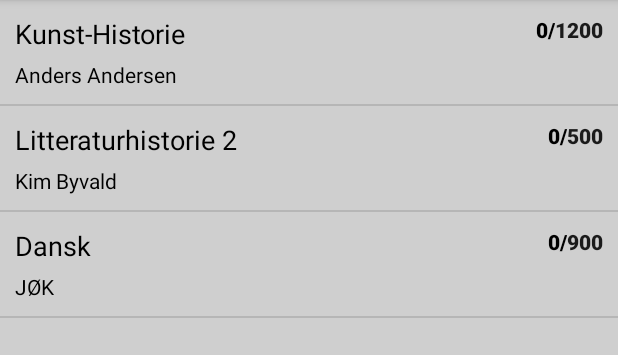
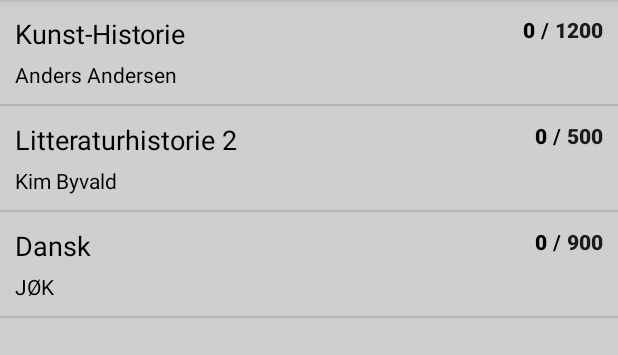
Before and after one commit to TheWombat13/PensumFirebaseFinal, an Android app: the Pensum_Fragment screen opened directly, with no data from a screen before it, on a phone screen of 412 x 824 dp, the part 84-439 px from its top. Run offline under Robolectric (Android 15) with nearby library versions, the light colour scheme and no system bars.

Commit message:
Code clean up, DataObject changes, class seperation etc.

```diff
--- a/app/src/main/java/com/example/jonathanlarsen/pensumfirebase/Adapter/PensumList_Adapter.java
+++ b/app/src/main/java/com/example/jonathanlarsen/pensumfirebase/Adapter/PensumList_Adapter.java
@@ -20,18 +20,16 @@ public class PensumList_Adapter extends RecyclerView.Adapter {
     @NonNull
     @Override
     public RecyclerView.ViewHolder onCreateViewHolder(@NonNull ViewGroup parent, int viewType) {
-
-
         View view = LayoutInflater.from(parent.getContext()).inflate(R.layout.pensumlist_item, parent, false);
         vh = new PensumListElementViewHolder(view);
 
         vh.title = view.findViewById(R.id.title_view);
         vh.teacher = view.findViewById(R.id.teacher_view);
         vh.pages = view.findViewById(R.id.pages);
+        vh.spacing = view.findViewById(R.id.spacing);
         vh.pagesToGo = view.findViewById(R.id.pagesToGo);
         vh.delete = view.findViewById(R.id.deletebtn);
         vh.delete.setVisibility(View.GONE);
-
 
         return vh;
     }
@@ -42,7 +40,7 @@ public class PensumList_Adapter extends RecyclerView.Adapter {
             if(position<pensumList.size()) {
                 vh.title.setText(pensumList.get(position));
                 vh.teacher.setText(pensumData.get(pensumList.get(position)).getTeacher());
-                vh.pages.setText(String.valueOf(pensumData.get(pensumList.get(position)).getPages())+"/");
+                vh.pages.setText(String.valueOf(pensumData.get(pensumList.get(position)).getPages()));
                 vh.pagesToGo.setText(String.valueOf(pensumData.get(pensumList.get(position)).getPagesToGo()));
             }
             if (position == pensumList.size()) {
--- a/app/src/main/java/com/example/jonathanlarsen/pensumfirebase/Pensum/Pensum_Fragment.java
+++ b/app/src/main/java/com/example/jonathanlarsen/pensumfirebase/Pensum/Pensum_Fragment.java
@@ -17,10 +17,8 @@ import androidx.recyclerview.widget.RecyclerView;
 
 public class Pensum_Fragment extends Fragment {
 
-    private RecyclerView recyclerView;
+    public static RecyclerView recyclerView;
     private PensumList_Adapter adapter;
-
-
 
     @Override
     public View onCreateView(LayoutInflater inflater, ViewGroup container,
--- a/app/src/main/java/com/example/jonathanlarsen/pensumfirebase/Test/DataObject_Test.java
+++ b/app/src/main/java/com/example/jonathanlarsen/pensumfirebase/Test/DataObject_Test.java
@@ -24,9 +24,9 @@ public class DataObject_Test extends DataObject {
         /*
         Initializing the List to be loaded as frontpage listview with each needed pensum
          */
-        pensumList.add(0, "Kunst-Historie");
-        pensumList.add(1, "Litteraturhistorie 2");
-        pensumList.add(2, "Dansk");
+        pensumList.add("Kunst-Historie");
+        pensumList.add("Litteraturhistorie 2");
+        pensumList.add("Dansk");
 
         /*
         Setting headers for each pensum created, here we set the headers as:
--- a/app/src/main/res/layout/pensumlist_item.xml
+++ b/app/src/main/res/layout/pensumlist_item.xml
@@ -24,8 +24,7 @@
         android:id="@+id/ADD"
         android:layout_width="wrap_content"
         android:layout_height="wrap_content"
-        android:layout_centerInParent="true"
-        />
+        android:layout_centerInParent="true"/>
 
         <RelativeLayout
             android:layout_width="wrap_content"
@@ -41,10 +40,21 @@
                 android:textStyle="bold" />
 
             <TextView
+                android:id="@+id/spacing"
+                android:layout_width="wrap_content"
+                android:layout_height="wrap_content"
+                android:layout_toEndOf="@+id/pages"
+                android:layout_marginEnd="4dp"
+                android:layout_marginStart="4dp"
+                android:textColor="@android:color/black"
+                android:textStyle="bold"
+                android:text="@string/backslash"/>
+
+            <TextView
                 android:id="@+id/pagesToGo"
                 android:layout_width="wrap_content"
                 android:layout_height="wrap_content"
-                android:layout_toEndOf="@+id/pages"
+                android:layout_toEndOf="@+id/spacing"
                 android:textAppearance="?android:attr/textAppearanceButton"
                 android:textStyle="bold"/>
 
@@ -53,6 +63,7 @@
                 android:layout_width="wrap_content"
                 android:layout_height="wrap_content"
                 android:layout_toEndOf="@id/pagesToGo"
+                android:layout_marginStart="5dp"
                 android:src="@android:drawable/ic_menu_delete" />
         </RelativeLayout>
 
--- a/app/src/main/res/values/strings.xml
+++ b/app/src/main/res/values/strings.xml
@@ -4,6 +4,7 @@
     <!-- Generic messages -->
     <string name="ToDo">TODO</string>
     <string name="OK_text">OK</string>
+    <string name="backslash">/</string>
 
     <!-- Fragment_AddLitt EditText -->
     <string name="hint_name">Den Grimme Ælling</string>
```
Also changed, not shown: app/src/main/java/com/example/jonathanlarsen/pensumfirebase/Element_ViewHolders/LitteratureListElementViewHolder.java (+27 -1 lines), app/src/main/java/com/example/jonathanlarsen/pensumfirebase/Element_ViewHolders/PensumListElementViewHolder.java (+20 -15 lines), app/src/main/java/com/example/jonathanlarsen/pensumfirebase/Litterature/Litterature_Fragment.java (+13 -12 lines), app/src/main/java/com/example/jonathanlarsen/pensumfirebase/Litterature/RecyclerItemClickListener.java (+10 -2 lines).
